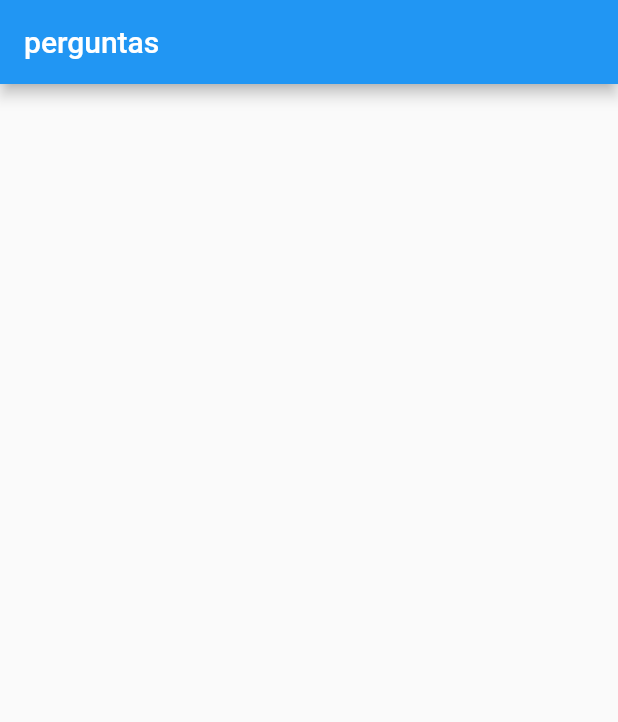
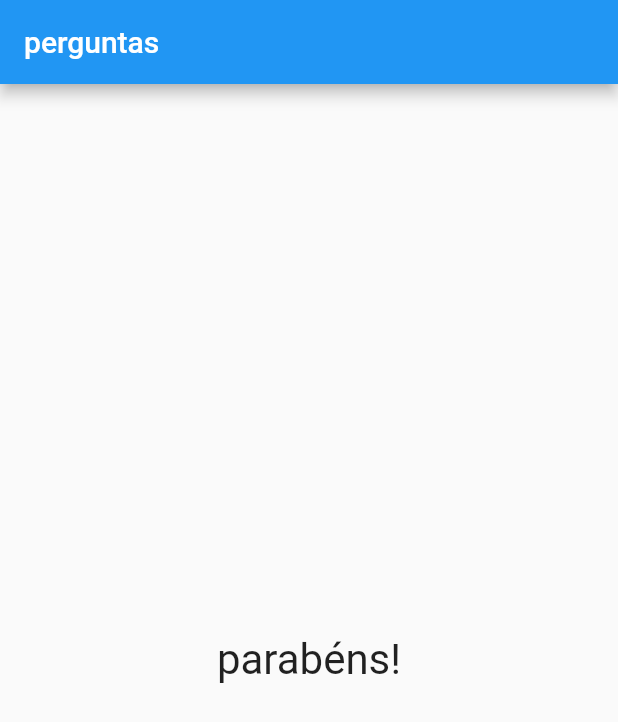
Before and after one commit to dcoutosilva/Flutter, a Flutter app: the screen it shows after launch, after a tap on "Preto", after a tap on "Cachorro", on a phone screen of 412 x 824 dp. Shown: the top 722 px of the screen. Run offline on Flutter 3.47's test engine with Material 2 defaults, Android fonts, the phone set to English and light mode, and no system bars.

Commit message:
resultadr.dart

```diff
--- a/projeto_perguntas/lib/main.dart
+++ b/projeto_perguntas/lib/main.dart
@@ -1,6 +1,7 @@
 import 'package:flutter/material.dart';
 import './questao.dart';
 import './resposta.dart';
+import './resultado.dart';
 
 main() {
   runApp(new PerguntasApp());
@@ -80,7 +81,7 @@ class _PerguntasAppState extends State<PerguntasApp> {
             ),*/
                 ],
               )
-            : null,
+            : Resultado(),
       ),
     );
   }
--- /dev/null
+++ b/projeto_perguntas/lib/resultado.dart
@@ -0,0 +1,12 @@
+import 'package:flutter/material.dart';
+
+class Resultado extends StatelessWidget {
+  @override
+  Widget build(BuildContext context) {
+    return Center(
+        child: Text(
+      'parabéns!',
+      style: TextStyle(fontSize: 28),
+    ));
+  }
+}
```
Also changed, not shown: 1 other file.
